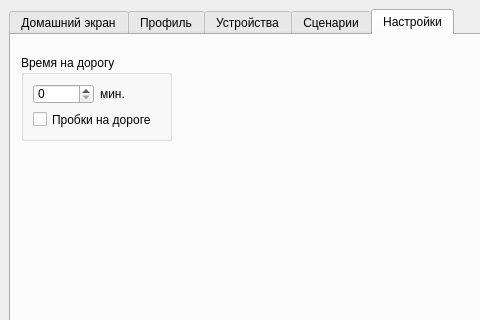
This is mainwindow_iluha.ui in MrFireDeN/SmartHome as Qt 5 draws it before an edit; both pictures show x 0 to 480 and y 0 to 320 of the 907 by 560 pixel window. The edited form follows.
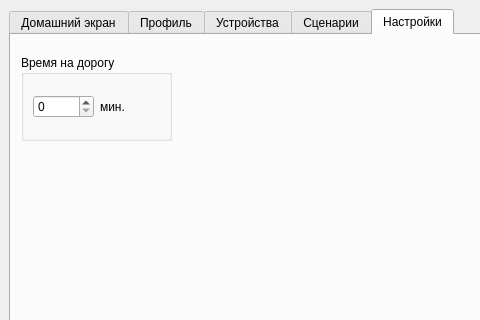
This is the edited form.

```diff
--- a/mainwindow_iluha.ui
+++ b/mainwindow_iluha.ui
@@ -184,13 +184,6 @@
            </item>
           </layout>
          </item>
-         <item>
-          <widget class="QCheckBox" name="checkBox">
-           <property name="text">
-            <string>Пробки на дороге</string>
-           </property>
-          </widget>
-         </item>
         </layout>
        </widget>
       </widget>
```
